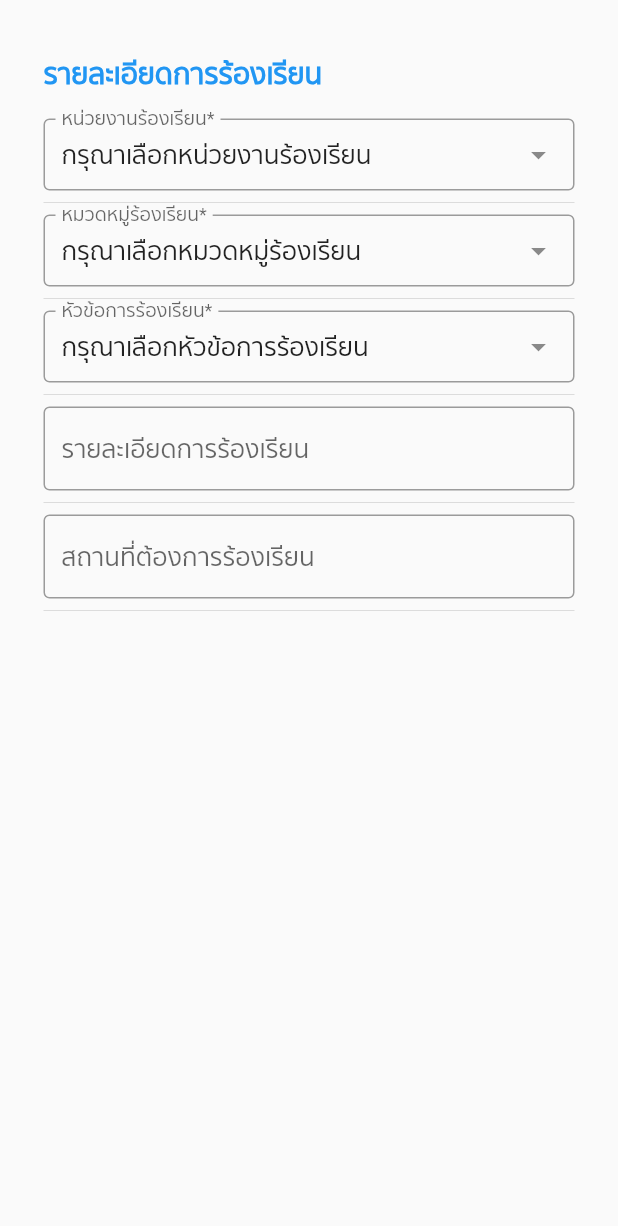
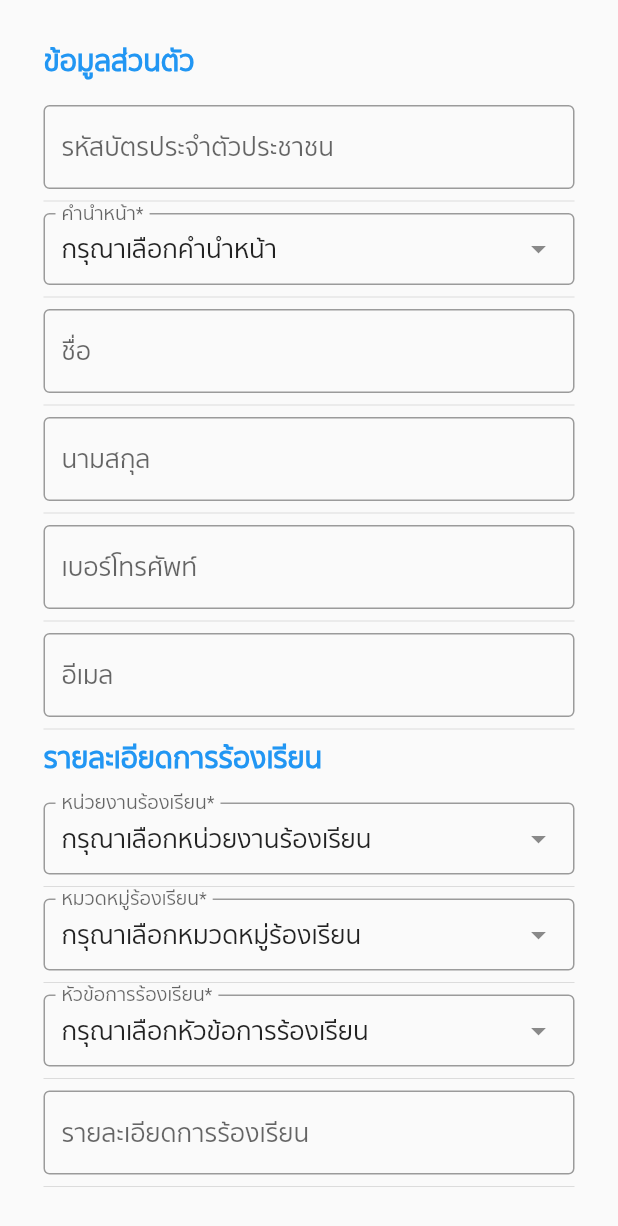
Before and after one commit to ittiwatwhangdee/Anamai, a Flutter app: the MyStatelessWidget screen opened directly, on a phone screen of 412 x 824 dp. Shown: the top 1226 px of the screen. Run offline on Flutter 3.47's test engine with Material 2 defaults, Android fonts, the phone set to English and light mode, and no system bars; drawn by our look-alikes of dropdown_search; our stand-ins replace font_awesome_flutter.

Commit message:
Update complaint_page.dart

```diff
--- a/anamai/lib/complaint_page.dart
+++ b/anamai/lib/complaint_page.dart
@@ -53,7 +53,84 @@ class MyStatelessWidget extends StatelessWidget {
                 autovalidateMode: AutovalidateMode.onUserInteraction,
                 child: ListView(padding: EdgeInsets.all(4), children: <Widget>[
                   Container(
-                    padding: EdgeInsets.fromLTRB(0, 12, 8, 20),
+                    padding: EdgeInsets.fromLTRB(0, 3, 8, 20),
+                    child: Text(
+                      'ข้อมูลส่วนตัว',
+                      style: TextStyle(
+                          fontSize: 18,
+                          color: Colors.blue,
+                          fontWeight: FontWeight.bold),
+                    ),
+                  ),
+
+                  ///รหัสบัตรประจำตัวประชาชน
+                  TextField(
+                      decoration: InputDecoration(
+                    hintText: 'รหัสบัตรประจำตัวประชาชน',
+                    // counterText: '0/13',
+                    border: OutlineInputBorder(),
+                  )),
+                  Divider(),
+
+                  ///หน่วยงานร้องเรียน
+                  DropdownSearch<String>(
+                    validator: (v) => v == null ? "กรุณาเลือกข้อมูล" : null,
+                    dropdownSearchDecoration: InputDecoration(
+                      hintText: "กรุณาเลือกคำนำหน้า",
+                      labelText: "คำนำหน้า*",
+                      contentPadding: EdgeInsets.fromLTRB(12, 12, 0, 0),
+                      border: OutlineInputBorder(),
+                    ),
+                    mode: Mode.MENU,
+                    showSelectedItems: true,
+                    items: [
+                      "นางสาว",
+                      "นาง",
+                      "นาย",
+                    ],
+                    showClearButton: true,
+                    onChanged: print,
+                    popupItemDisabled: (String? s) =>
+                        s?.startsWith('I') ?? false,
+                    clearButtonSplashRadius: 20,
+                    selectedItem: "กรุณาเลือกคำนำหน้า",
+                  ),
+                  Divider(),
+
+                  ///ชื่อ
+                  TextField(
+                      decoration: InputDecoration(
+                    hintText: 'ชื่อ',
+                    border: OutlineInputBorder(),
+                  )),
+                  Divider(),
+
+                  ///นามสกุล
+                  TextField(
+                      decoration: InputDecoration(
+                    hintText: 'นามสกุล',
+                    border: OutlineInputBorder(),
+                  )),
+                  Divider(),
+
+                  ///เบอร์โทรศัพท์
+                  TextField(
+                      decoration: InputDecoration(
+                    hintText: 'เบอร์โทรศัพท์',
+                    border: OutlineInputBorder(),
+                  )),
+                  Divider(),
+
+                  ///เบอร์โทรศัพท์
+                  TextField(
+                      decoration: InputDecoration(
+                    hintText: 'อีเมล',
+                    border: OutlineInputBorder(),
+                  )),
+                  Divider(),
+
+                  Container(
+                    padding: EdgeInsets.fromLTRB(0, 3, 8, 20),
                     child: Text(
                       'รายละเอียดการร้องเรียน',
                       style: TextStyle(
```
